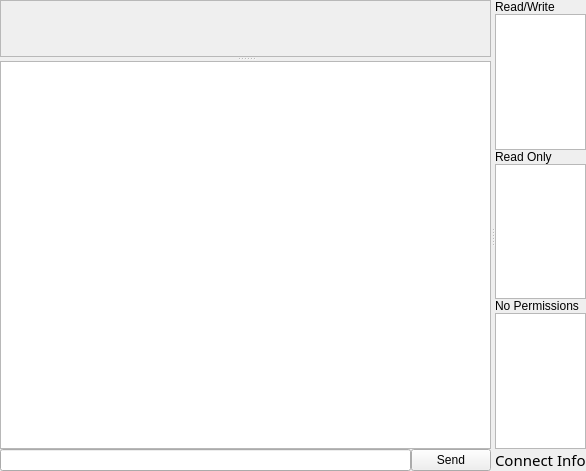
Before: the Qt Designer form document.ui in obiwankennedy/cahootseditor, drawn with Qt 5.
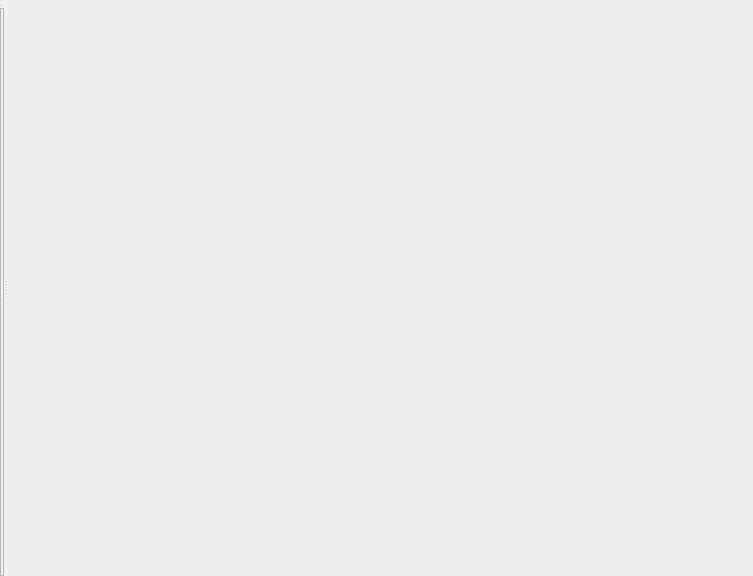
After: the same form once the commit is applied.

Commit message:
Added participants class pane, and chat class pane.
Also added support for splitting document views.

Moved several text functions into our utility class.

What changed in the file:
```diff
--- a/document.ui
+++ b/document.ui
@@ -6,8 +6,8 @@
    <rect>
     <x>0</x>
     <y>0</y>
-    <width>586</width>
-    <height>471</height>
+    <width>753</width>
+    <height>576</height>
    </rect>
   </property>
   <property name="windowTitle">
@@ -26,7 +26,28 @@
       <property name="orientation">
        <enum>Qt::Vertical</enum>
       </property>
-      <widget class="QFrame" name="frame">
+      <widget class="QSplitter" name="editorSplitter">
+       <property name="orientation">
+        <enum>Qt::Vertical</enum>
+       </property>
+       <widget class="QFrame" name="editorFrame">
+        <property name="frameShape">
+         <enum>QFrame::StyledPanel</enum>
+        </property>
+        <property name="frameShadow">
+         <enum>QFrame::Raised</enum>
+        </property>
+       </widget>
+       <widget class="QFrame" name="bottomEditorFrame">
+        <property name="frameShape">
+         <enum>QFrame::StyledPanel</enum>
+        </property>
+        <property name="frameShadow">
+         <enum>QFrame::Raised</enum>
+        </property>
+       </widget>
+      </widget>
+      <widget class="QFrame" name="chatFrame">
        <property name="frameShape">
         <enum>QFrame::StyledPanel</enum>
        </property>
@@ -34,201 +55,14 @@
         <enum>QFrame::Raised</enum>
        </property>
       </widget>
-      <widget class="QWidget" name="layoutWidget">
-       <layout class="QVBoxLayout" name="chatVerticalLayout">
-        <property name="spacing">
-         <number>0</number>
-        </property>
-        <item>
-         <widget class="QTextEdit" name="chatTextEdit">
-          <property name="sizePolicy">
-           <sizepolicy hsizetype="Ignored" vsizetype="MinimumExpanding">
-            <horstretch>0</horstretch>
-            <verstretch>1</verstretch>
-           </sizepolicy>
-          </property>
-          <property name="minimumSize">
-           <size>
-            <width>0</width>
-            <height>0</height>
-           </size>
-          </property>
-          <property name="maximumSize">
-           <size>
-            <width>16777215</width>
-            <height>16777215</height>
-           </size>
-          </property>
-          <property name="readOnly">
-           <bool>true</bool>
-          </property>
-         </widget>
-        </item>
-        <item>
-         <layout class="QHBoxLayout" name="horizontalLayout">
-          <property name="spacing">
-           <number>-1</number>
-          </property>
-          <item>
-           <widget class="QLineEdit" name="lineEdit"/>
-          </item>
-          <item>
-           <widget class="QPushButton" name="pushButton">
-            <property name="text">
-             <string>Send</string>
-            </property>
-            <property name="checkable">
-             <bool>false</bool>
-            </property>
-            <property name="flat">
-             <bool>false</bool>
-            </property>
-           </widget>
-          </item>
-         </layout>
-        </item>
-       </layout>
-      </widget>
      </widget>
-     <widget class="QWidget" name="layoutWidget">
-      <layout class="QVBoxLayout" name="verticalLayout_2">
-       <property name="spacing">
-        <number>0</number>
-       </property>
-       <property name="sizeConstraint">
-        <enum>QLayout::SetMaximumSize</enum>
-       </property>
-       <item>
-        <widget class="QLabel" name="label_3">
-         <property name="sizePolicy">
-          <sizepolicy hsizetype="Maximum" vsizetype="Preferred">
-           <horstretch>0</horstretch>
-           <verstretch>0</verstretch>
-          </sizepolicy>
-         </property>
-         <property name="maximumSize">
-          <size>
-           <width>16777215</width>
-           <height>16777215</height>
-          </size>
-         </property>
-         <property name="text">
-          <string>Read/Write</string>
-         </property>
-        </widget>
-       </item>
-       <item>
-        <widget class="QListWidget" name="readWriteListWidget">
-         <property name="sizePolicy">
-          <sizepolicy hsizetype="Maximum" vsizetype="Expanding">
-           <horstretch>0</horstretch>
-           <verstretch>0</verstretch>
-          </sizepolicy>
-         </property>
-         <property name="maximumSize">
-          <size>
-           <width>16777215</width>
-           <height>16777215</height>
-          </size>
-         </property>
-        </widget>
-       </item>
-       <item>
-        <widget class="QLabel" name="label_2">
-         <property name="sizePolicy">
-          <sizepolicy hsizetype="Maximum" vsizetype="Preferred">
-           <horstretch>0</horstretch>
-           <verstretch>0</verstretch>
-          </sizepolicy>
-         </property>
-         <property name="maximumSize">
-          <size>
-           <width>16777215</width>
-           <height>16777215</height>
-          </size>
-         </property>
-         <property name="text">
-          <string>Read Only</string>
-         </property>
-        </widget>
-       </item>
-       <item>
-        <widget class="QListWidget" name="readOnlyListWidget">
-         <property name="sizePolicy">
-          <sizepolicy hsizetype="Maximum" vsizetype="Expanding">
-           <horstretch>0</horstretch>
-           <verstretch>0</verstretch>
-          </sizepolicy>
-         </property>
-         <property name="maximumSize">
-          <size>
-           <width>16777215</width>
-           <height>16777215</height>
-          </size>
-         </property>
-        </widget>
-       </item>
-       <item>
-        <widget class="QLabel" name="label">
-         <property name="sizePolicy">
-          <sizepolicy hsizetype="Maximum" vsizetype="Preferred">
-           <horstretch>0</horstretch>
-           <verstretch>0</verstretch>
-          </sizepolicy>
-         </property>
-         <property name="maximumSize">
-          <size>
-           <width>16777215</width>
-           <height>16777215</height>
-          </size>
-         </property>
-         <property name="text">
-          <string>No Permissions</string>
-         </property>
-        </widget>
-       </item>
-       <item>
-        <widget class="QListWidget" name="noPermissionsListWidget">
-         <property name="sizePolicy">
-          <sizepolicy hsizetype="Maximum" vsizetype="Expanding">
-           <horstretch>0</horstretch>
-           <verstretch>0</verstretch>
-          </sizepolicy>
-         </property>
-         <property name="maximumSize">
-          <size>
-           <width>16777215</width>
-           <height>16777215</height>
-          </size>
-         </property>
-        </widget>
-       </item>
-       <item>
-        <widget class="QLabel" name="connectInfoLabel">
-         <property name="sizePolicy">
-          <sizepolicy hsizetype="Maximum" vsizetype="Preferred">
-           <horstretch>0</horstretch>
-           <verstretch>0</verstretch>
-          </sizepolicy>
-         </property>
-         <property name="font">
-          <font>
-           <family>Monaco</family>
-           <pointsize>11</pointsize>
-          </font>
-         </property>
-         <property name="text">
-          <string>Connect Info</string>
-         </property>
-         <property name="wordWrap">
-          <bool>true</bool>
-         </property>
-         <property name="margin">
-          <number>3</number>
-         </property>
-        </widget>
-       </item>
-      </layout>
+     <widget class="QFrame" name="participantFrame">
+      <property name="frameShape">
+       <enum>QFrame::NoFrame</enum>
+      </property>
+      <property name="frameShadow">
+       <enum>QFrame::Raised</enum>
+      </property>
      </widget>
     </widget>
    </item>
```
Left out of the diff: 2 changed lines with no effect on the pictures. The commit also changes 14 other files.
